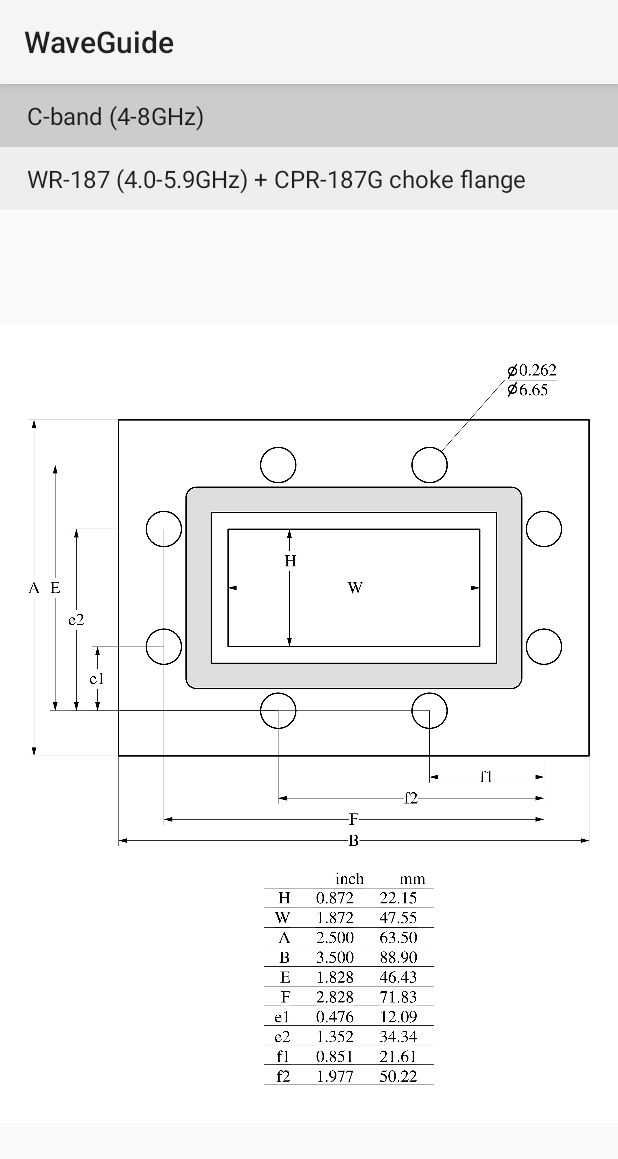
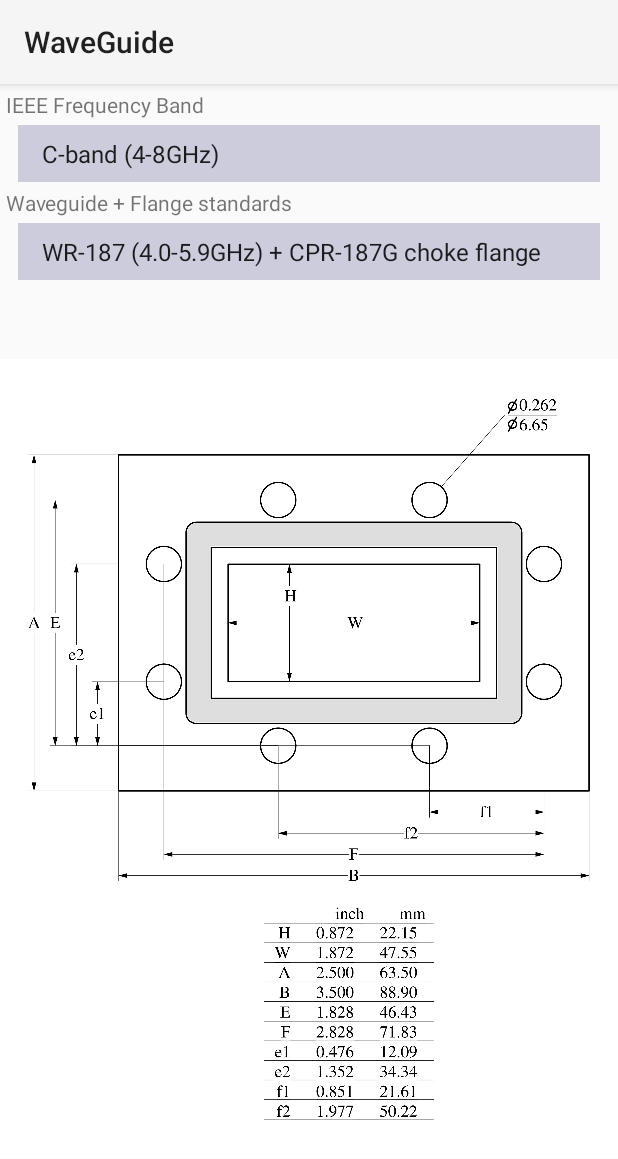
Before and after one commit to kuwa0824/android, an Android app: the screen it shows after launch (MainActivity), on a phone screen of 412 x 824 dp. Shown: the top 1159 px of the screen. Run offline under Robolectric (Android 15) with nearby library versions, the phone set to English and light mode, and no system bars.

```diff
--- a/WaveGuide/app/build.gradle
+++ b/WaveGuide/app/build.gradle
@@ -17,7 +17,7 @@ android {
         minSdk 24
         targetSdk 31
         versionCode 1
-        versionName '2.0'
+        versionName '1.0'
         ndk.abiFilters 'armeabi-v7a', 'ararm64-v8a','x86','x86_64'
         signingConfig signingConfigs.release
     }
@@ -31,5 +31,5 @@ android {
 
 dependencies {
     implementation fileTree(dir: 'libs', include: ['*.jar'])
-//    implementation 'com.github.MikeOrtiz:TouchImageView:3.2.1'
+    implementation 'com.github.MikeOrtiz:TouchImageView:3.2.1'
 }
--- a/WaveGuide/app/src/main/res/layout/main.xml
+++ b/WaveGuide/app/src/main/res/layout/main.xml
@@ -4,18 +4,32 @@
     android:layout_height="fill_parent"
 	android:orientation="vertical"
 	android:scrollbarAlwaysDrawVerticalTrack="true">
+	<TextView
+		android:text="IEEE Frequency Band"
+		android:layout_width="match_parent"
+		android:layout_height="wrap_content"
+		android:padding="4dp" />
 	<Spinner
 		android:id="@+id/spin1"
 		android:layout_width="match_parent"
 		android:layout_height="wrap_content"
-		android:background="#CCC"
-		android:padding="10dp" />
+		android:layout_marginLeft="12dp"
+		android:layout_marginRight="12dp"
+		android:background="#CCD"
+		android:padding="8dp" />
+	<TextView
+		android:text="Waveguide + Flange standards"
+		android:layout_width="match_parent"
+		android:layout_height="wrap_content"
+		android:padding="4dp" />
 	<Spinner
 		android:id="@+id/spin2"
 		android:layout_width="match_parent"
 		android:layout_height="wrap_content"
-		android:background="#EEE"
-		android:padding="10dp" />
+		android:layout_marginLeft="12dp"
+		android:layout_marginRight="12dp"
+		android:background="#CCD"
+		android:padding="8dp" />
 	<ImageView
 		android:id="@+id/img"
 		android:layout_width="match_parent"
```
Also changed, not shown: Linecalc/app/src/main/ic_launcher-playstore.png, Linecalc/app/src/main/res/mipmap-hdpi/ic_launcher.png, Linecalc/app/src/main/res/mipmap-hdpi/ic_launcher_foreground.png, Linecalc/app/src/main/res/mipmap-hdpi/ic_launcher_round.png, Linecalc/app/src/main/res/mipmap-mdpi/ic_launcher.png, Linecalc/app/src/main/res/mipmap-mdpi/ic_launcher_foreground.png, Linecalc/app/src/main/res/mipmap-mdpi/ic_launcher_round.png, Linecalc/app/src/main/res/mipmap-xhdpi/ic_launcher.png, Linecalc/app/src/main/res/mipmap-xhdpi/ic_launcher_foreground.png, Linecalc/app/src/main/res/mipmap-xhdpi/ic_launcher_round.png, Linecalc/app/src/main/res/mipmap-xxhdpi/ic_launcher.png, Linecalc/app/src/main/res/mipmap-xxhdpi/ic_launcher_foreground.png, Linecalc/app/src/main/res/mipmap-xxhdpi/ic_launcher_round.png, Linecalc/app/src/main/res/mipmap-xxxhdpi/ic_launcher.png, 2 more files.
